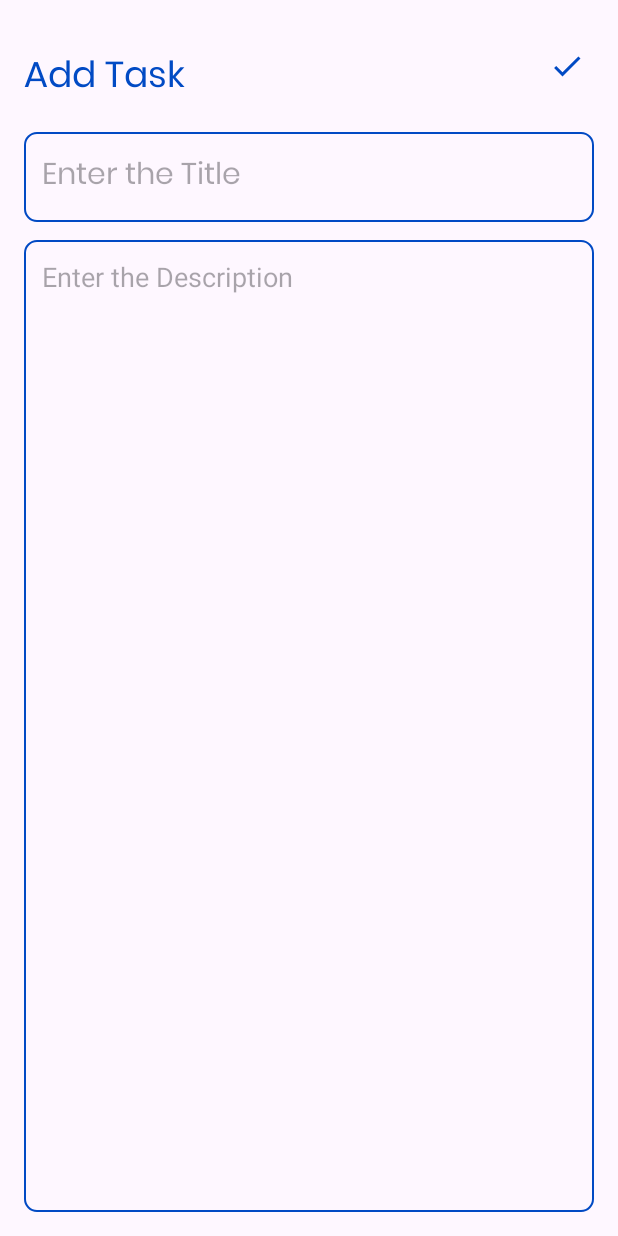
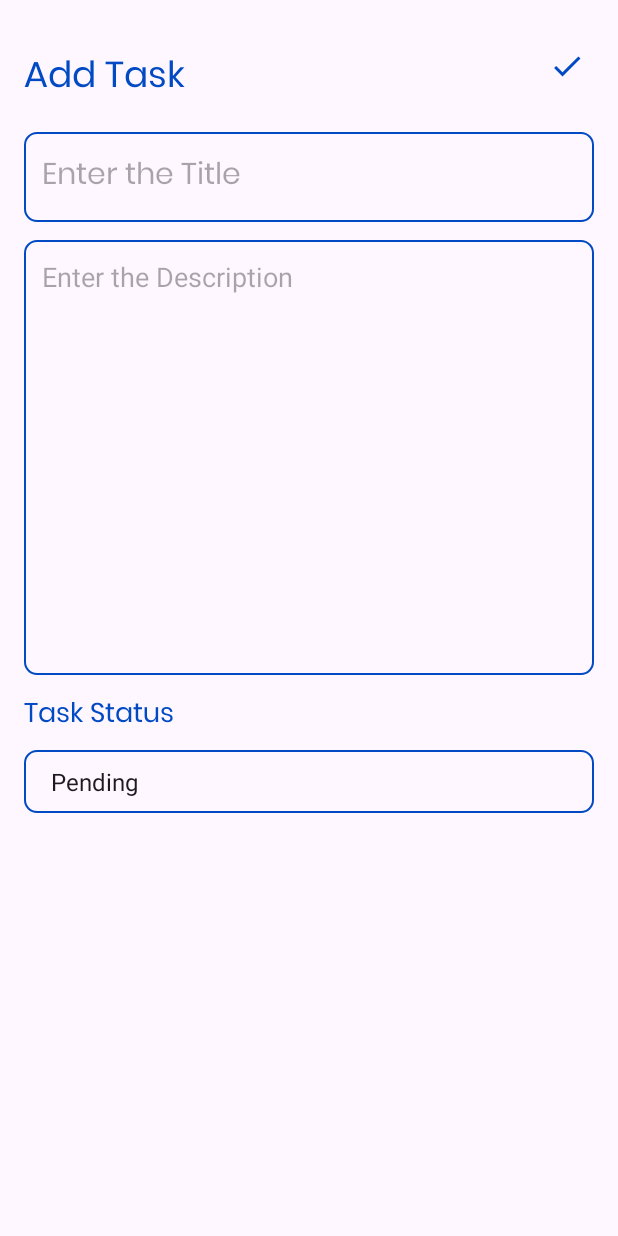
Before and after one commit to ThisaraJayas/Task-Management-App-MAD, an Android app: the AddTaskActivity screen opened directly, with no data from a screen before it, on a phone screen of 412 x 824 dp. Run offline under Robolectric (Android 15) with nearby library versions, the phone set to English and light mode, and no system bars.

Commit message:
spinner status

```diff
--- a/app/src/main/res/layout/activity_add_task.xml
+++ b/app/src/main/res/layout/activity_add_task.xml
@@ -41,16 +41,40 @@
         android:layout_marginTop="16dp"
         android:maxLines="1"
         android:fontFamily="@font/poppins"/>
+
     <EditText
         android:id="@+id/contentEditText"
         android:layout_width="match_parent"
-        android:layout_height="match_parent"
+        android:layout_height="290dp"
+        android:layout_below="@id/titleEditText"
+        android:layout_marginTop="12dp"
+        android:background="@drawable/blue_border"
+        android:gravity="top"
         android:hint="Enter the Description"
+        android:padding="12dp"
+        android:textSize="18sp" />
+
+<!--    new-->
+    <TextView
+        android:id="@+id/spinnertitle"
+        android:layout_width="wrap_content"
+        android:layout_height="wrap_content"
+        android:layout_below="@+id/contentEditText"
+        android:layout_marginTop="12dp"
+        android:fontFamily="@font/poppins"
+        android:text="Task Status"
+        android:textColor="@color/blue"
+        android:textSize="18sp" />
+
+    <Spinner
+        android:id="@+id/addSpinnerStatus"
+        android:layout_width="match_parent"
+        android:layout_height="wrap_content"
+        android:layout_below="@+id/spinnertitle"
+        android:layout_marginTop="8dp"
+        android:background="@drawable/blue_border"
+        android:entries="@array/spinnerOptions"
         android:gravity="top"
-        android:padding="12dp"
-        android:textSize="18sp"
-        android:layout_below="@id/titleEditText"
-        android:background="@drawable/blue_border"
-        android:layout_marginTop="12dp" />
+        android:padding="10dp" />
 
 </RelativeLayout>
--- a/app/src/main/res/values/colors.xml
+++ b/app/src/main/res/values/colors.xml
@@ -4,4 +4,5 @@
     <color name="white">#FFFFFFFF</color>
     <color name="orange">#ed571e</color>
     <color name="blue">#014AC4</color>
+    <color name="background">#C9DEFF</color>
 </resources>
--- a/app/src/main/res/values/strings.xml
+++ b/app/src/main/res/values/strings.xml
@@ -1,3 +1,7 @@
 <resources>
     <string name="app_name">Task-Management-App-MAD</string>
+    <string-array name="spinnerOptions">
+        <item>Pending</item>
+        <item>Completed</item>
+    </string-array>
 </resources>
```
Also changed, not shown: app/src/main/res/layout/activity_main.xml (+11 -10 lines), app/src/main/res/layout/activity_update_task.xml (+23 -1 lines), app/src/main/res/layout/task_item.xml (+19 -0 lines).
